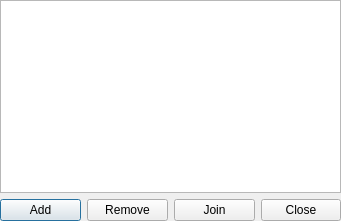
This is ui/channel_favourites.ui in gitter-badger/simplechatclient as Qt 5 draws it before an edit. The edited form follows.
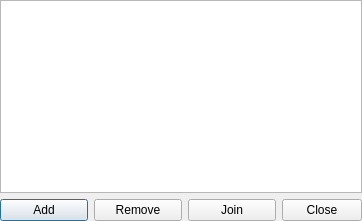
This is the edited form. Icons and pictures are not drawn.

Patch:
```diff
--- a/ui/channel_favourites.ui
+++ b/ui/channel_favourites.ui
@@ -6,19 +6,19 @@
    <rect>
     <x>0</x>
     <y>0</y>
-    <width>341</width>
+    <width>362</width>
     <height>221</height>
    </rect>
   </property>
   <property name="minimumSize">
    <size>
-    <width>341</width>
+    <width>362</width>
     <height>221</height>
    </size>
   </property>
   <property name="maximumSize">
    <size>
-    <width>341</width>
+    <width>362</width>
     <height>221</height>
    </size>
   </property>
@@ -34,7 +34,7 @@
     <rect>
      <x>0</x>
      <y>0</y>
-     <width>341</width>
+     <width>362</width>
      <height>221</height>
     </rect>
    </property>
```
